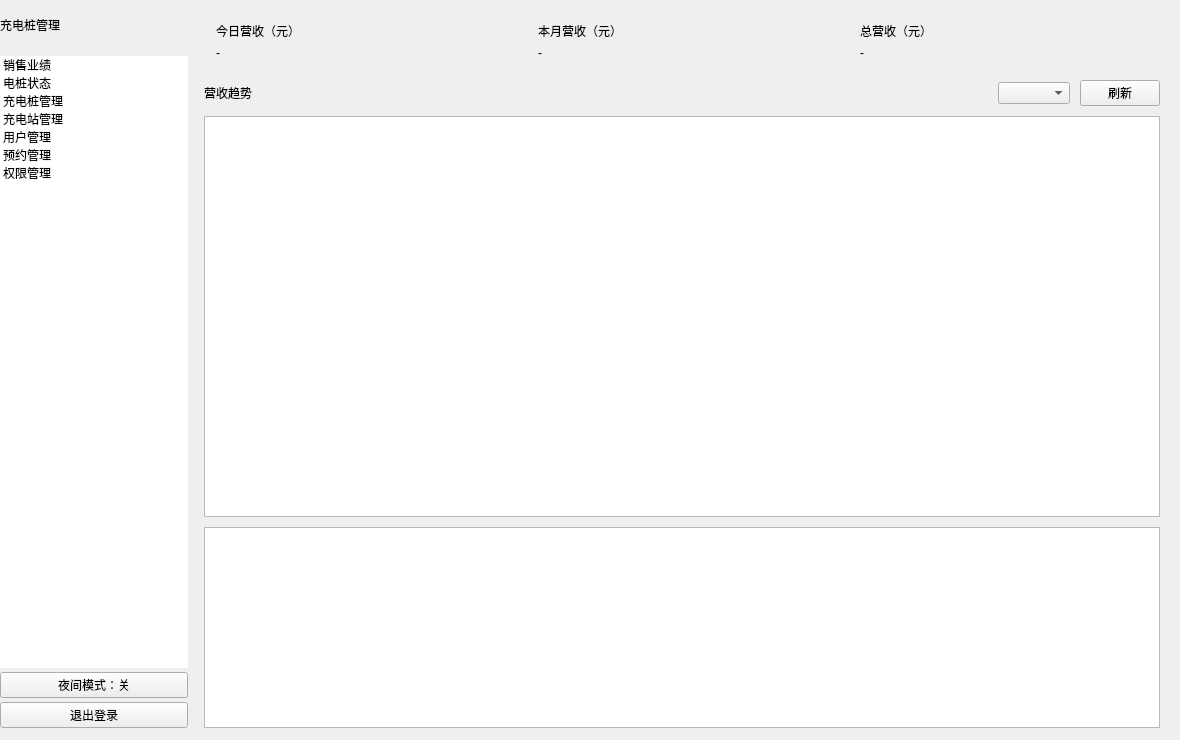
This is admin_client/MainWindow.ui in asdjqw/Charging_Pile_System as Qt 5 draws it before an edit. The edited form follows.
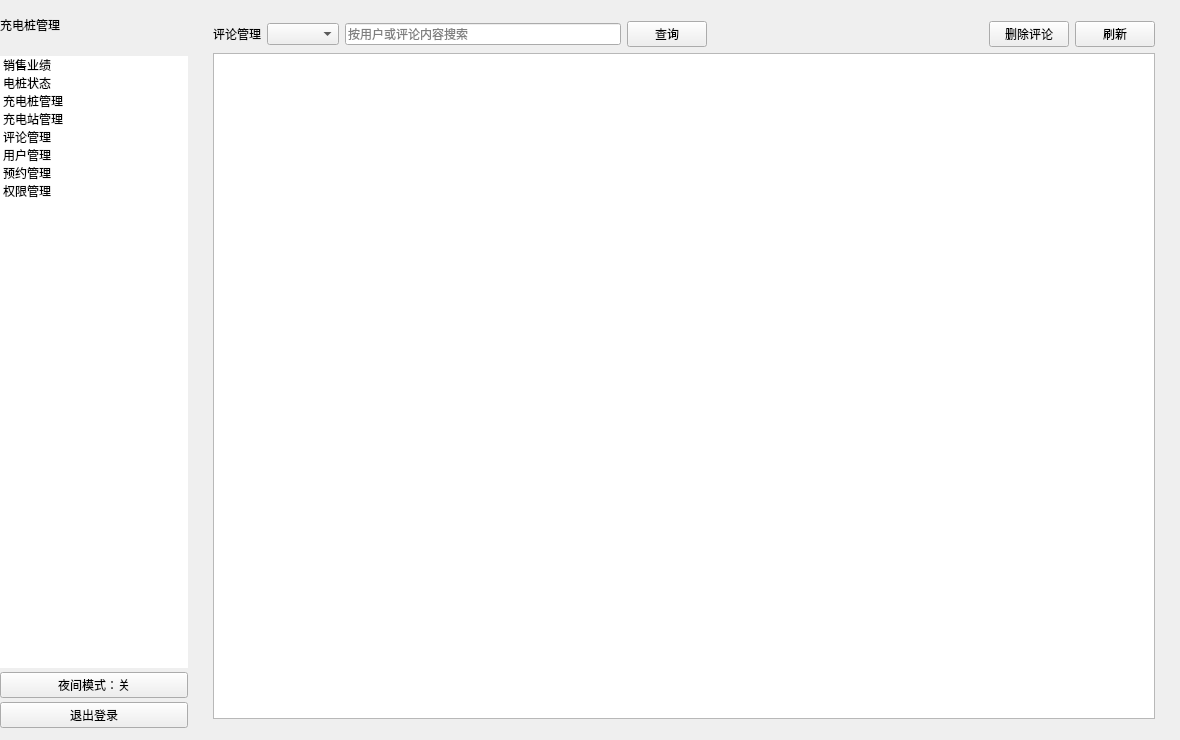
This is the edited form. The open tabs and pages were chosen to show the change. Custom widgets are drawn as their Qt base class.

Commit message: 管理员端同步

```diff
--- a/admin_client/MainWindow.ui
+++ b/admin_client/MainWindow.ui
@@ -114,6 +114,11 @@
            <string>充电站管理</string>
           </property>
          </item>
+         <item>
+          <property name="text">
+           <string>评论管理</string>
+          </property>
+         </item>
          <item>
           <property name="text">
            <string>用户管理</string>
@@ -625,6 +630,68 @@
            </item>
           </layout>
          </widget>
+         <widget class="QWidget" name="reviewsPage">
+          <layout class="QVBoxLayout" name="reviewsLayout" stretch="0,1">
+           <item>
+            <layout class="QHBoxLayout" name="reviewsRow">
+             <item>
+              <widget class="QLabel" name="reviewsTitle">
+               <property name="text">
+                <string>评论管理</string>
+               </property>
+              </widget>
+             </item>
+             <item>
+              <widget class="QComboBox" name="reviewStationFilter"/>
+             </item>
+             <item>
+              <widget class="QLineEdit" name="reviewKeyword">
+               <property name="placeholderText">
+                <string>按用户或评论内容搜索</string>
+               </property>
+              </widget>
+             </item>
+             <item>
+              <widget class="QPushButton" name="reviewSearchBtn">
+               <property name="text">
+                <string>查询</string>
+               </property>
+              </widget>
+             </item>
+             <item>
+              <spacer name="reviewsSpacer">
+               <property name="orientation">
+                <enum>Qt::Horizontal</enum>
+               </property>
+               <property name="sizeHint" stdset="0">
+                <size>
+                 <width>40</width>
+                 <height>20</height>
+                </size>
+               </property>
+              </spacer>
+             </item>
+             <item>
+              <widget class="QPushButton" name="reviewDeleteBtn">
+               <property name="text">
+                <string>删除评论</string>
+               </property>
+              </widget>
+             </item>
+             <item>
+              <widget class="QPushButton" name="reviewRefreshBtn">
+               <property name="text">
+                <string>刷新</string>
+               </property>
+              </widget>
+             </item>
+            </layout>
+           </item>
+           <item>
+            <widget class="QTableWidget" name="reviewTable"/>
+           </item>
+          </layout>
+         </widget>
          <widget class="QWidget" name="userPage">
           <layout class="QVBoxLayout" name="userLayout" stretch="0,1">
            <item>
```
The commit also changes 12 other files.
